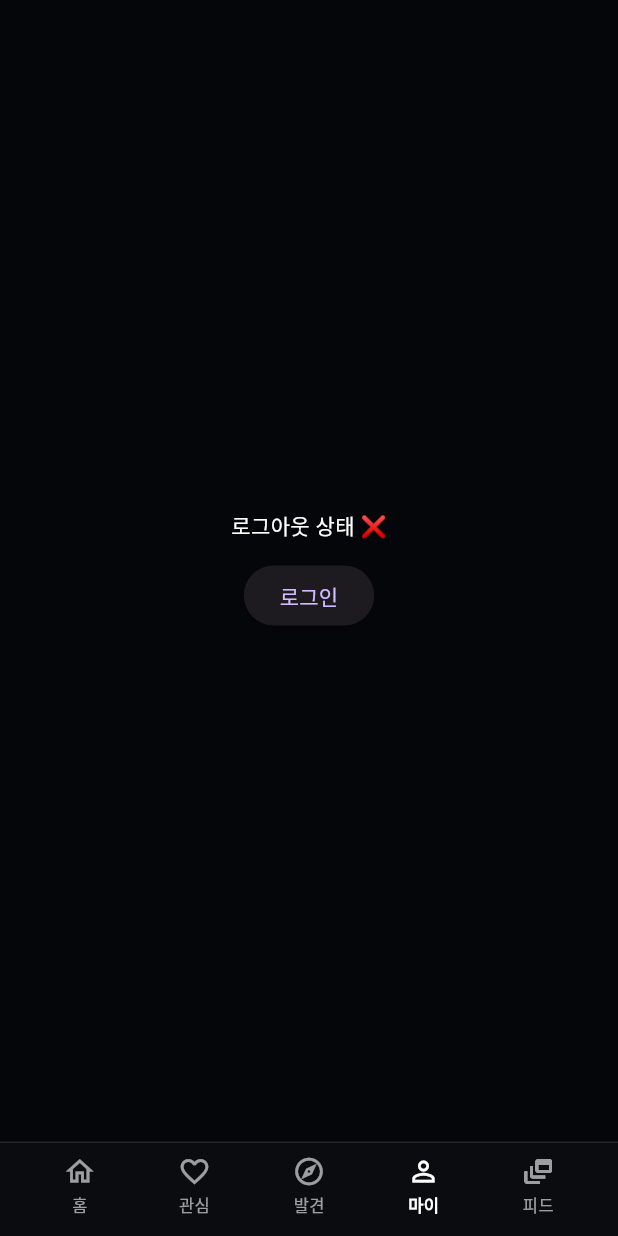
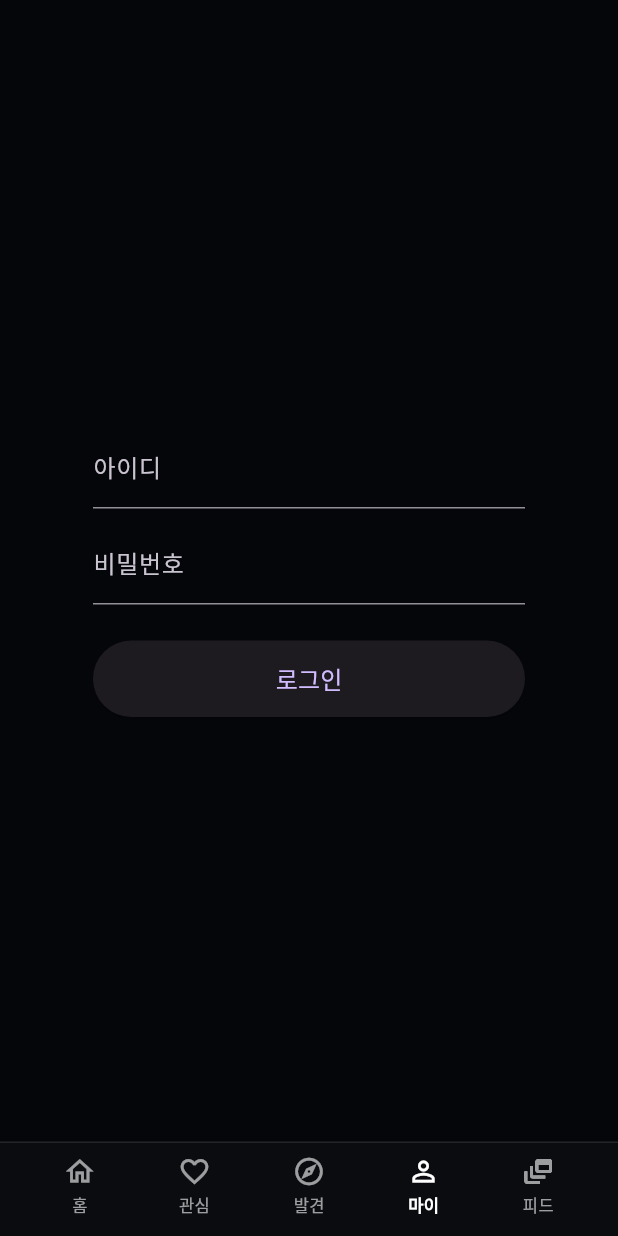
Before and after one commit to JinIleSon/BNK-The-Second-Main-Project, a Flutter app: the screen it shows after launch, item 4 of the bottom bar chosen, on a phone screen of 412 x 824 dp. Run offline on Flutter 3.47's test engine with Material 3 defaults, Android fonts, the phone set to English and light mode, and no system bars.

Commit message:
로그인 연동 완료

```diff
--- a/bnkproject/lib/api/member_api.dart
+++ b/bnkproject/lib/api/member_api.dart
@@ -15,7 +15,10 @@ import '../models/UserProfile.dart';
 import '../models/SessionInfo.dart';
 import '../models/FindIdPw.dart';
 
+const String baseUrl = "http://10.0.2.2:8080/BNK";
+
 class MemberApiClient {
+
   final String baseUrl;
   final http.Client _client;
 
@@ -234,3 +237,5 @@ class MemberApiClient {
     return FindPwResult.fromJson(json);
   }
 }
+
+final MemberApiClient memberApi = MemberApiClient(baseUrl: baseUrl);
--- a/bnkproject/lib/screens/my/my_page.dart
+++ b/bnkproject/lib/screens/my/my_page.dart
@@ -1,5 +1,5 @@
 import 'package:flutter/material.dart';
-import '../../api/login.dart';
+import '../../api/member_api.dart';
 
 class MyPage extends StatelessWidget {
   final bool isLoggedIn;
@@ -29,40 +29,94 @@ class MyPage extends StatelessWidget {
 }
 
 /// -------------------- 로그아웃 화면(기존 코드 유지) --------------------
-class _LoggedOutView extends StatelessWidget {
+class _LoggedOutView extends StatefulWidget {
   final VoidCallback onLoginSuccess;
 
   const _LoggedOutView({
+    super.key,
     required this.onLoginSuccess,
   });
 
   @override
+  State<_LoggedOutView> createState() => _LoggedOutViewState();
+}
+
+class _LoggedOutViewState extends State<_LoggedOutView> {
+  final TextEditingController midCtrl = TextEditingController();
+  final TextEditingController pwCtrl = TextEditingController();
+
+  bool loading = false;
+  String? errorMsg;
+
+  Future<void> _handleLogin() async {
+    setState(() {
+      loading = true;
+      errorMsg = null;
+    });
+
+
+    final result = await memberApi.login(
+      mid: midCtrl.text.trim(),
+      mpw: pwCtrl.text.trim(),
+    );
+
+    setState(() {
+      loading = false;
+    });
+
+    if (result.ok) {
+      widget.onLoginSuccess();
+    } else {
+      setState(() {
+        errorMsg = result.message ?? '로그인에 실패했습니다.';
+      });
+    }
+  }
+
+  @override
   Widget build(BuildContext context) {
     return Center(
-      child: Column(
-        mainAxisSize: MainAxisSize.min,
-        children: [
-          const Text("로그아웃 상태 ❌"),
-          const SizedBox(height: 12),
-          ElevatedButton(
-            onPressed: () async {
-              final ok = await Navigator.push<bool>(
-                context,
-                MaterialPageRoute(
-                  builder: (_) => LoginPage(
-                    onLoginSuccess: onLoginSuccess,
-                  ),
+      child: SizedBox(
+        width: 320, // ← 여기 숫자 줄이면 더 좁아짐 (예: 280, 300 등)
+        child: Padding(
+          padding: const EdgeInsets.all(16),
+          child: Column(
+            mainAxisSize: MainAxisSize.min,
+            children: [
+              TextField(
+                controller: midCtrl,
+                decoration: const InputDecoration(
+                  labelText: '아이디',
                 ),
-              );
-
-              // ✅ LoginPage가 true를 리턴한 경우에만 로그인 처리
-              if (ok == true) {
-                onLoginSuccess();
-              }
-            },
-            child: const Text("로그인"),
+              ),
+              const SizedBox(height: 8),
+              TextField(
+                controller: pwCtrl,
+                decoration: const InputDecoration(
+                  labelText: '비밀번호',
+                ),
+                obscureText: true,
+              ),
+              const SizedBox(height: 12),
+              if (errorMsg != null)
+                Text(
+                  errorMsg!,
+                  style: const TextStyle(color: Colors.red),
+                ),
+              const SizedBox(height: 12),
+              ElevatedButton(
+                onPressed: loading ? null : _handleLogin,
+                style: ElevatedButton.styleFrom(
+                  minimumSize: const Size(double.infinity, 48),
+                  padding: const EdgeInsets.symmetric(vertical: 14),
+                ),
+                child: loading
+                    ? const CircularProgressIndicator()
+                    : const Text("로그인", style: TextStyle(fontSize: 16)),
+              ),
+            ],
           ),
-        ],
+        ),
       ),
     );
   }
```
Also changed, not shown: bnkproject/lib/api/login.dart (deleted, +0 -137 lines), 2 other files.
